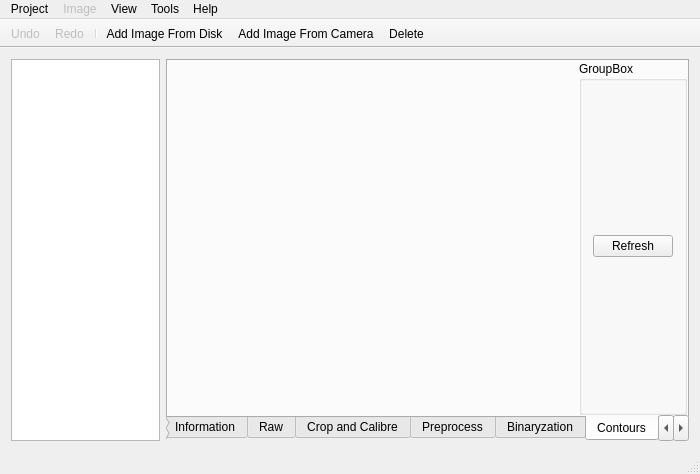
Above: gui/mainwindow.ui from librehat/caiga before the change. Below: the same form after it.
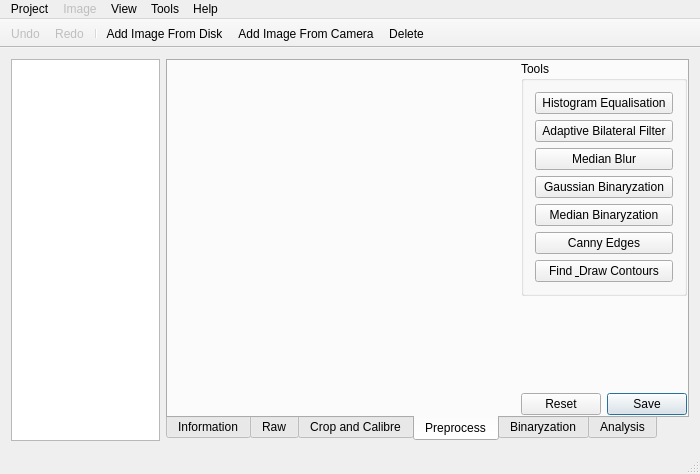
That is the form after the change. The open tabs and pages were chosen to show the change. Icons and pictures are not drawn. Custom widgets are drawn as their Qt base class.

```diff
--- a/gui/mainwindow.ui
+++ b/gui/mainwindow.ui
@@ -303,6 +303,34 @@
              </property>
             </widget>
            </item>
+           <item>
+            <widget class="QPushButton" name="gaussianBinaryzationButton">
+             <property name="text">
+              <string>Gaussian Binaryzation</string>
+             </property>
+            </widget>
+           </item>
+           <item>
+            <widget class="QPushButton" name="medianBinaryzationButton">
+             <property name="text">
+              <string>Median Binaryzation</string>
+             </property>
+            </widget>
+           </item>
+           <item>
+            <widget class="QPushButton" name="cannyButton">
+             <property name="text">
+              <string>Canny Edges</string>
+             </property>
+            </widget>
+           </item>
+           <item>
+            <widget class="QPushButton" name="contoursButton">
+             <property name="text">
+              <string>Find &amp; Draw Contours</string>
+             </property>
+            </widget>
+           </item>
           </layout>
          </widget>
         </item>
@@ -558,51 +586,6 @@
         </item>
        </layout>
       </widget>
-      <widget class="QWidget" name="contourTab">
-       <attribute name="title">
-        <string>Contours</string>
-       </attribute>
-       <layout class="QHBoxLayout" name="horizontalLayout_3">
-        <property name="leftMargin">
-         <number>0</number>
-        </property>
-        <property name="topMargin">
-         <number>0</number>
-        </property>
-        <property name="rightMargin">
-         <number>0</number>
-        </property>
-        <property name="bottomMargin">
-         <number>0</number>
-        </property>
-        <item>
-         <widget class="QImageViewer" name="contourViewer" native="true">
-          <property name="sizePolicy">
-           <sizepolicy hsizetype="Expanding" vsizetype="Expanding">
-            <horstretch>10</horstretch>
-            <verstretch>0</verstretch>
-           </sizepolicy>
-          </property>
-         </widget>
-        </item>
-        <item>
-         <widget class="QGroupBox" name="contourGroupBox">
-          <property name="title">
-           <string>GroupBox</string>
-          </property>
-          <layout class="QVBoxLayout" name="verticalLayout_5">
-           <item>
-            <widget class="QPushButton" name="contourRefreshButton">
-             <property name="text">
-              <string>Refresh</string>
-             </property>
-            </widget>
-           </item>
-          </layout>
-         </widget>
-        </item>
-       </layout>
-      </widget>
       <widget class="QWidget" name="analysisTab">
        <attribute name="title">
         <string>Analysis</string>
```
Left out of the diff: 20 changed lines with no effect on the pictures.
